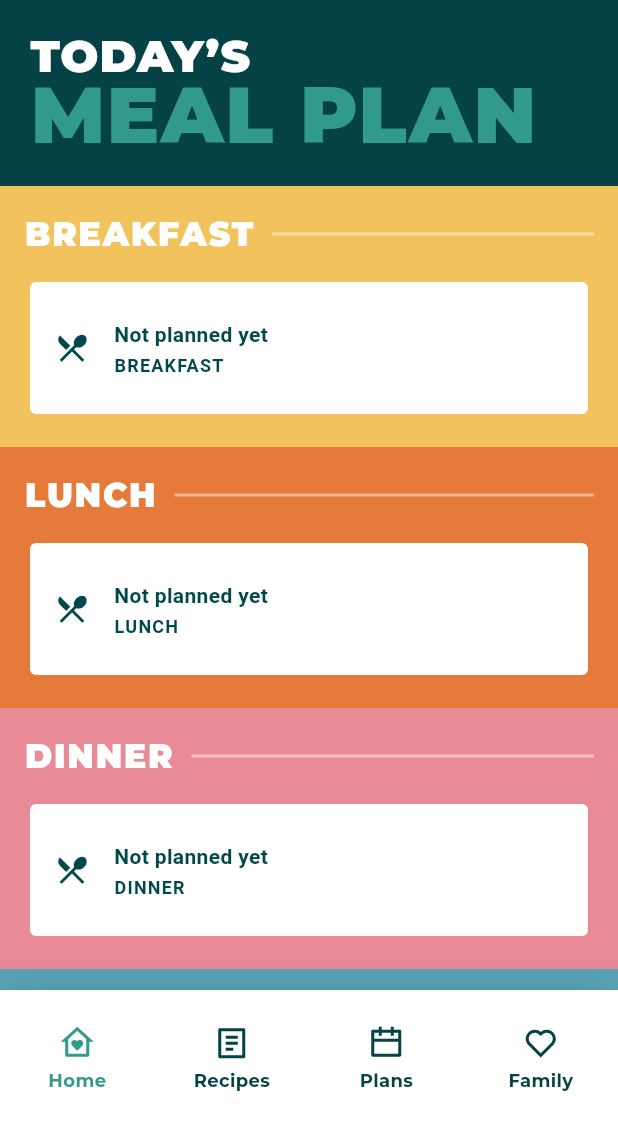
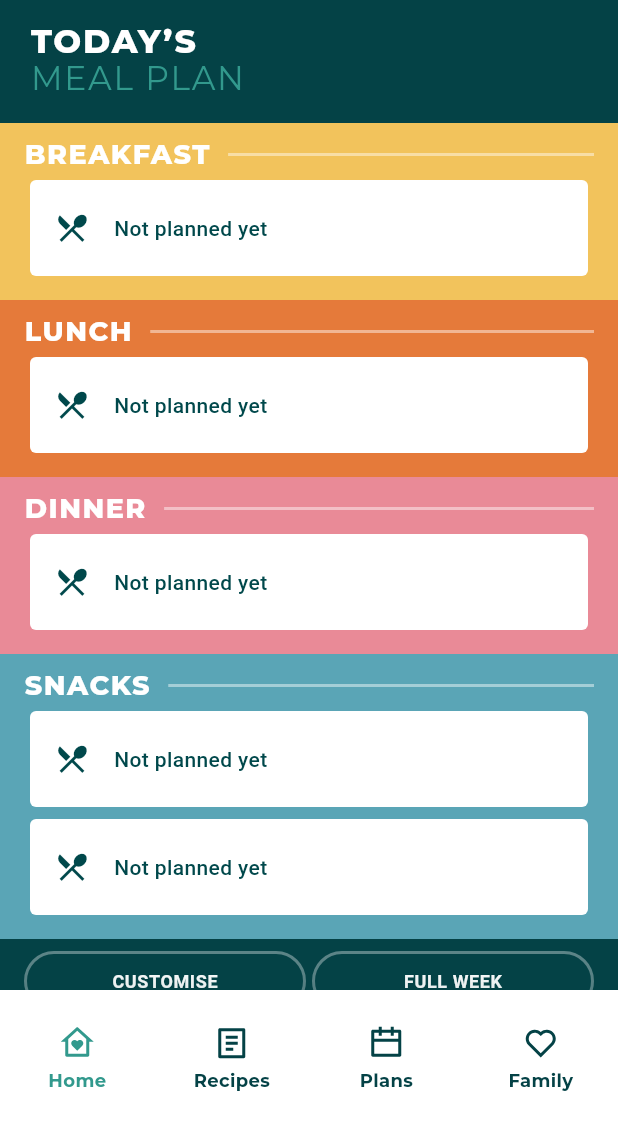
Before and after one commit to staygold/little_vegan_eats, a Flutter app: the AppShell screen opened by its route, on a phone screen of 412 x 824 dp, the part 108-1236 px from its top. Run offline on Flutter 3.47's test engine with Material 3 defaults, Android fonts, the phone set to English and light mode, and no system bars; our stand-ins replace cloud_firestore, dio, firebase_auth, firebase_core, flutter_svg, hive_flutter; accounts and stored records are empty; network calls fail; project files that could hold a hidden picture were left out.

Commit message:
Align meal plan UI with app theme

```diff
--- a/lib/meal_plan/widgets/today_meal_plan_section.dart
+++ b/lib/meal_plan/widgets/today_meal_plan_section.dart
@@ -1,6 +1,4 @@
 // lib/meal_plan/widgets/today_meal_plan_section.dart
-import 'dart:ui' show FontVariation;
-
 import 'package:flutter/material.dart';
 
 import '../../recipes/recipe_detail_screen.dart';
@@ -13,7 +11,10 @@ class TodayMealPlanSection extends StatelessWidget {
     required this.todayRaw,
     required this.recipes,
     required this.favoriteIds,
-    required this.onOpenMealPlan,
+
+    /// Optional: if null, no footer button bar renders (perfect for MealPlanScreen).
+    this.onOpenMealPlan,
+
     this.heroTopText = "TODAY’S",
     this.heroBottomText = "MEAL PLAN",
 
@@ -23,6 +24,7 @@ class TodayMealPlanSection extends StatelessWidget {
     this.onNoteSlot,
     this.onClearSlot,
 
+    /// Only shows when canSave == true AND onSaveChanges != null
     this.canSave = false,
     this.onSaveChanges,
   });
@@ -36,8 +38,8 @@ class TodayMealPlanSection extends StatelessWidget {
   /// Favorite IDs set (read-only)
   final Set<int> favoriteIds;
 
-  /// Called for both buttons (Customise / Full Week)
-  final VoidCallback onOpenMealPlan;
+  /// Called for footer buttons (Customise / Full Week) on Home only.
+  final VoidCallback? onOpenMealPlan;
 
   /// Hero text override (so week tabs can show "MONDAY", etc.)
   final String heroTopText;
@@ -59,6 +61,8 @@ class TodayMealPlanSection extends StatelessWidget {
       onClearSlot != null ||
       onSaveChanges != null;
 
+  bool get _showFooterButtons => onOpenMealPlan != null;
+
   // -----------------------------
   // THEME TOKENS (SSoT)
   // -----------------------------
@@ -72,28 +76,6 @@ class TodayMealPlanSection extends StatelessWidget {
 
   Color get _onDark => AppColors.white;
   Color get _primaryText => AppColors.textPrimary;
-
-  // -----------------------------
-  // VARIABLE FONT HELPERS
-  // -----------------------------
-  TextStyle _w(TextStyle base, double wght) {
-    return base.copyWith(
-      fontWeight: _toFontWeight(wght),
-      fontVariations: [FontVariation('wght', wght)],
-    );
-  }
-
-  FontWeight _toFontWeight(double wght) {
-    if (wght >= 900) return FontWeight.w900;
-    if (wght >= 800) return FontWeight.w800;
-    if (wght >= 700) return FontWeight.w700;
-    if (wght >= 600) return FontWeight.w600;
-    if (wght >= 500) return FontWeight.w500;
-    if (wght >= 400) return FontWeight.w400;
-    if (wght >= 300) return FontWeight.w300;
-    if (wght >= 200) return FontWeight.w200;
-    return FontWeight.w100;
-  }
 
   // -----------------------------
   // DATA HELPERS
@@ -110,7 +92,10 @@ class TodayMealPlanSection extends StatelessWidget {
   String _titleOf(Map<String, dynamic> r) {
     final t = r['title'];
     if (t is Map && t['rendered'] is String) {
-      final s = (t['rendered'] as String).trim();
+      final s = (t['rendered'] as String)
+          .replaceAll('&#038;', '&')
+          .replaceAll('&amp;', '&')
+          .trim();
       if (s.isNotEmpty) return s;
     }
     return 'Untitled';
@@ -166,20 +151,19 @@ class TodayMealPlanSection extends StatelessWidget {
   }) {
     final theme = Theme.of(context);
 
-    // Prefer theme tokens; only override what we need.
-    final baseHeading = theme.textTheme.titleLarge ??
-        const TextStyle(fontSize: 20, fontWeight: FontWeight.w900);
-
-    final headingStyle = _w(baseHeading, 900).copyWith(
+    final headingStyle = (theme.textTheme.titleLarge ?? const TextStyle()).copyWith(
   color: headingColor,
-      // keep the “band” look but don’t fight theme sizes
-      letterSpacing: 1.2,
+  fontSize: ((theme.textTheme.titleLarge?.fontSize) ?? 30) - 4, // slightly smaller than hero
+  fontWeight: FontWeight.w800,
+  fontVariations: const [FontVariation('wght', 800)],
+  letterSpacing: 1.0,
+  height: 1.0,
 );
 
     return Container(
       width: double.infinity,
       color: bg,
-      padding: const EdgeInsets.fromLTRB(AppSpace.s16, 18, AppSpace.s16, 18),
+      padding: const EdgeInsets.fromLTRB(AppSpace.s16, AppSpace.s12, AppSpace.s16, AppSpace.s12),
       child: Column(
         crossAxisAlignment: CrossAxisAlignment.start,
         children: [
@@ -195,7 +179,7 @@ class TodayMealPlanSection extends StatelessWidget {
               ),
             ],
           ),
-          const SizedBox(height: 14),
+          const SizedBox(height: AppSpace.s4),
           ...children,
         ],
       ),
@@ -259,39 +243,33 @@ class TodayMealPlanSection extends StatelessWidget {
   Widget _mealCard({
     required BuildContext context,
     required String slotKey,
-    required String slotLabel,
     required Map<String, dynamic>? entry,
     required Color titleColor,
   }) {
     final theme = Theme.of(context);
 
-    final baseTitle = theme.textTheme.titleMedium ?? const TextStyle(fontSize: 16);
-    final titleStyle = _w(baseTitle, 800).copyWith(
-      fontSize: 18,
+    // Recipe title: titleMedium (16 / w700) from theme
+    final titleStyle = (theme.textTheme.titleMedium ?? const TextStyle()).copyWith(
   color: titleColor,
+  height: 1.3,
+  fontWeight: FontWeight.w800,
+  fontVariations: const [FontVariation('wght', 800)],
 );
 
-    final baseBody = theme.textTheme.bodyMedium ?? const TextStyle(fontSize: 14);
-    final subtitleStyle = _w(baseBody, 600).copyWith(color: _primaryText);
-
-    final baseLabel = theme.textTheme.labelLarge ?? const TextStyle(fontSize: 12);
-    final slotStyle = _w(baseLabel, 700).copyWith(letterSpacing: 0.8);
+    // Supporting copy: bodyMedium (14 / w600) from theme
+    final bodyStyle = (theme.textTheme.bodyMedium ?? const TextStyle()).copyWith(
+      color: _primaryText,
+    );
 
     // NOTE entry
     final note = MealPlanEntryParser.entryNoteText(entry);
     if (note != null) {
-      final noteTitleBase = theme.textTheme.titleMedium ?? const TextStyle(fontSize: 16);
-      final noteTitleStyle = _w(noteTitleBase, 700).copyWith(color: _primaryText);
-
       return Card(
         clipBehavior: Clip.antiAlias,
         child: ListTile(
+          dense: true,
           leading: Icon(Icons.sticky_note_2_outlined, color: _primaryText),
-          title: Text(note, style: noteTitleStyle),
-          subtitle: Text(
-            slotLabel.toUpperCase(),
-            style: slotStyle.copyWith(color: _primaryText),
-          ),
+          title: Text(note, style: (theme.textTheme.titleMedium ?? const TextStyle())),
           trailing: _slotActions(context: context, slotKey: slotKey, hasEntry: true),
           onTap: _editable && onNoteSlot != null ? () => onNoteSlot!(slotKey) : null,
         ),
@@ -303,12 +281,9 @@ class TodayMealPlanSection extends StatelessWidget {
       return Card(
         clipBehavior: Clip.antiAlias,
         child: ListTile(
+          dense: true,
           leading: Icon(Icons.restaurant_menu, color: _primaryText),
-          title: Text('Not planned yet', style: subtitleStyle),
-          subtitle: Text(
-            slotLabel.toUpperCase(),
-            style: slotStyle.copyWith(color: _primaryText),
-          ),
+          title: Text('Not planned yet', style: bodyStyle),
           trailing: _slotActions(context: context, slotKey: slotKey, hasEntry: false),
         ),
       );
@@ -322,22 +297,21 @@ class TodayMealPlanSection extends StatelessWidget {
       return Card(
         clipBehavior: Clip.antiAlias,
         child: ListTile(
+          dense: true,
           leading: Icon(Icons.restaurant_menu, color: _primaryText),
-          title: Text('Recipe not found', style: subtitleStyle),
-          subtitle: Text(
-            slotLabel.toUpperCase(),
-            style: slotStyle.copyWith(color: _primaryText),
-          ),
+          title: Text('Recipe not found', style: bodyStyle),
           trailing: _slotActions(context: context, slotKey: slotKey, hasEntry: true),
         ),
       );
     }
 
-    final displayTitle = _titleOf(r).replaceAll('&#038;', '&').replaceAll('&amp;', '&');
+    final displayTitle = _titleOf(r);
     final thumb = _thumbOf(r);
     final fav = _isFavorited(rid);
 
     return Card(
+      // Override global r20 for this compact card (you asked for 12)
+      shape: const RoundedRectangleBorder(borderRadius: AppRadii.r12),
       clipBehavior: Clip.antiAlias,
       child: InkWell(
         onTap: rid == null
@@ -346,11 +320,11 @@ class TodayMealPlanSection extends StatelessWidget {
                   MaterialPageRoute(builder: (_) => RecipeDetailScreen(id: rid)),
                 ),
         child: SizedBox(
-          height: 92,
+          height: 74, // layout value
           child: Row(
             children: [
               SizedBox(
-                width: 112,
+                width: 88, // layout value
                 height: double.infinity,
                 child: thumb == null
                     ? Center(child: Icon(Icons.restaurant_menu, color: _primaryText))
@@ -366,17 +340,17 @@ class TodayMealPlanSection extends StatelessWidget {
                           ),
                           if (fav)
                             Positioned(
-                              top: 8,
-                              right: 8,
+                              top: 6,
+                              right: 6,
                               child: Container(
-                                padding: const EdgeInsets.all(6),
+                                padding: const EdgeInsets.all(5),
                                 decoration: BoxDecoration(
                                   color: Colors.white.withOpacity(0.9),
                                   shape: BoxShape.circle,
                                 ),
                                 child: const Icon(
                                   Icons.star_rounded,
-                                  size: 18,
+                                  size: 16,
                                   color: Colors.amber,
                                 ),
                               ),
@@ -386,24 +360,17 @@ class TodayMealPlanSection extends StatelessWidget {
               ),
               Expanded(
                 child: Padding(
-                  padding: const EdgeInsets.fromLTRB(AppSpace.s16, 14, 10, 14),
+                  padding: const EdgeInsets.fromLTRB(AppSpace.s12, AppSpace.s12, AppSpace.s12, AppSpace.s12),
                   child: Column(
-                    mainAxisSize: MainAxisSize.min,
+                    mainAxisAlignment: MainAxisAlignment.center,
                     crossAxisAlignment: CrossAxisAlignment.start,
-                    mainAxisAlignment: MainAxisAlignment.center,
                     children: [
                       Text(
                         displayTitle,
-                        maxLines: 1,
-                        overflow: TextOverflow.ellipsis,
+                        maxLines: 2,
+                        softWrap: true,
+                        overflow: TextOverflow.clip,
                         style: titleStyle,
-                      ),
-                      const SizedBox(height: AppSpace.s4),
-                      Text(
-                        slotLabel.toUpperCase(),
-                        maxLines: 1,
-                        overflow: TextOverflow.ellipsis,
-                        style: slotStyle.copyWith(color: _primaryText),
                       ),
                     ],
                   ),
@@ -421,50 +388,43 @@ class TodayMealPlanSection extends StatelessWidget {
   }
 
   Widget _buttonBar(BuildContext context) {
+    if (!_showFooterButtons) return const SizedBox.shrink();
     final theme = Theme.of(context);
 
-    final baseLabel = theme.textTheme.labelLarge ?? const TextStyle(fontSize: 12);
-    final btnTextStyle = _w(baseLabel, 800).copyWith(
-      letterSpacing: 0.8,
+    // labelLarge is already 12 / w700 / ls 0.8 in your theme
+    final btnTextStyle = (theme.textTheme.labelLarge ?? const TextStyle()).copyWith(
       color: _onDark,
     );
 
-    // Use Stadium here intentionally to keep the “hero CTA” look
     return Container(
       width: double.infinity,
       color: _heroBg,
-      padding: const EdgeInsets.fromLTRB(AppSpace.s16, AppSpace.s16, AppSpace.s16, AppSpace.s16),
+      padding: const EdgeInsets.fromLTRB(AppSpace.s16, AppSpace.s8, AppSpace.s16, AppSpace.s8),
       child: Row(
         children: [
           Expanded(
             child: SizedBox(
-              height: 54,
+              height: 40,
               child: OutlinedButton(
                 onPressed: onOpenMealPlan,
                 style: OutlinedButton.styleFrom(
                   foregroundColor: _onDark,
-                  side: BorderSide(
-                    color: _onDark.withOpacity(0.35),
-                    width: 2,
-                  ),
+                  side: BorderSide(color: _onDark.withOpacity(0.35), width: 2),
                   shape: const StadiumBorder(),
                 ),
                 child: Text('CUSTOMISE', style: btnTextStyle),
               ),
             ),
           ),
-          const SizedBox(width: AppSpace.s12),
+          const SizedBox(width: AppSpace.s4),
           Expanded(
             child: SizedBox(
-              height: 54,
+              height: 40,
               child: OutlinedButton(
                 onPressed: onOpenMealPlan,
                 style: OutlinedButton.styleFrom(
                   foregroundColor: _onDark,
-                  side: BorderSide(
-                    color: _onDark.withOpacity(0.35),
-                    width: 2,
-                  ),
+                  side: BorderSide(color: _onDark.withOpacity(0.35), width: 2),
                   shape: const StadiumBorder(),
                 ),
                 child: Text('FULL WEEK', style: btnTextStyle),
@@ -478,12 +438,11 @@ class TodayMealPlanSection extends StatelessWidget {
 
   Widget _saveBar(BuildContext context) {
     if (onSaveChanges == null) return const SizedBox.shrink();
+    if (!canSave) return const SizedBox.shrink();
 
     final theme = Theme.of(context);
-    final baseLabel = theme.textTheme.labelLarge ?? const TextStyle(fontSize: 12);
 
-    final btnTextStyle = _w(baseLabel, 900).copyWith(
-      letterSpacing: 0.8,
+    final btnTextStyle = (theme.textTheme.labelLarge ?? const TextStyle()).copyWith(
       color: AppColors.white,
     );
 
@@ -494,7 +453,7 @@ class TodayMealPlanSection extends StatelessWidget {
       child: SizedBox(
         height: 52,
         child: ElevatedButton(
-          onPressed: canSave ? () => onSaveChanges!.call() : null,
+          onPressed: () => onSaveChanges!.call(),
           style: ElevatedButton.styleFrom(
             backgroundColor: _heroAccent,
             shape: const StadiumBorder(),
@@ -507,6 +466,7 @@ class TodayMealPlanSection extends StatelessWidget {
 
   @override
   Widget build(BuildContext context) {
+    final theme = Theme.of(context);
     final parsed = _parsedBySlot();
 
     final breakfast = parsed['breakfast'];
@@ -515,36 +475,32 @@ class TodayMealPlanSection extends StatelessWidget {
     final snack1 = parsed['snack1'];
     final snack2 = parsed['snack2'];
 
-    // Use theme family, but keep your strong hero sizing
-    final heroTopStyle = TextStyle(
-      fontFamily: AppText.fontFamily,
-      fontSize: 30,
+    // ✅ Hero: use existing styles
+    final heroTopStyle = (theme.textTheme.titleLarge ?? const TextStyle()).copyWith(
   color: AppColors.white,
+  fontSize: ((theme.textTheme.titleLarge?.fontSize) ?? 28), // bigger
+  fontWeight: FontWeight.w800, // stronger
+  fontVariations: const [FontVariation('wght', 800)], // locks bold for Montserrat variable
+  letterSpacing: 1.2,
   height: 1.0,
-      letterSpacing: 0.6,
-      fontWeight: FontWeight.w900,
-      fontVariations: const [FontVariation('wght', 900)],
 );
 
-    final heroBottomStyle = TextStyle(
-      fontFamily: AppText.fontFamily,
-      fontSize: 52,
+    // Bottom line can stay as titleLarge too, just change colour
+    final heroBottomStyle = (theme.textTheme.titleLarge ?? const TextStyle()).copyWith(
       color: _heroAccent,
-      height: 1.0,
-      letterSpacing: 1.04,
-      fontWeight: FontWeight.w900,
-      fontVariations: const [FontVariation('wght', 900)],
+      letterSpacing: 1.2,
     );
 
     return Column(
       mainAxisSize: MainAxisSize.min,
       children: [
-        // ✅ HERO
         Container(
           width: double.infinity,
-          padding: const EdgeInsets.fromLTRB(20, 24, 16, 18),
+          padding: const EdgeInsets.fromLTRB(20, 16, 16, 16),
           color: _heroBg,
-          child: RichText(
+          child: heroBottomText.trim().isEmpty
+              ? Text(heroTopText, style: heroTopStyle)
+              : RichText(
                   text: TextSpan(
                     children: [
                       TextSpan(text: '$heroTopText\n', style: heroTopStyle),
@@ -554,7 +510,6 @@ class TodayMealPlanSection extends StatelessWidget {
                 ),
         ),
 
-        // ✅ BANDS (all colours now come from AppColors = SSoT)
         _buildBand(
           context: context,
           title: 'BREAKFAST',
@@ -564,7 +519,6 @@ class TodayMealPlanSection extends StatelessWidget {
             _mealCard(
               context: context,
               slotKey: 'breakfast',
-              slotLabel: 'breakfast',
               entry: breakfast,
               titleColor: _breakfastBg,
             ),
@@ -579,7 +533,6 @@ class TodayMealPlanSection extends StatelessWidget {
             _mealCard(
               context: context,
               slotKey: 'lunch',
-              slotLabel: 'lunch',
               entry: lunch,
               titleColor: _lunchBg,
             ),
@@ -594,7 +547,6 @@ class TodayMealPlanSection extends StatelessWidget {
             _mealCard(
               context: context,
               slotKey: 'dinner',
-              slotLabel: 'dinner',
               entry: dinner,
               titleColor: _dinnerBg,
             ),
@@ -609,25 +561,20 @@ class TodayMealPlanSection extends StatelessWidget {
             _mealCard(
               context: context,
               slotKey: 'snack1',
-              slotLabel: 'snack1',
               entry: snack1,
               titleColor: _snacksBg,
             ),
-            const SizedBox(height: 6),
+            const SizedBox(height: 0),
             _mealCard(
               context: context,
               slotKey: 'snack2',
-              slotLabel: 'snack2',
               entry: snack2,
               titleColor: _snacksBg,
             ),
           ],
         ),
 
-        // ✅ Buttons
         _buttonBar(context),
-
-        // ✅ Save changes (editable mode only)
         _saveBar(context),
       ],
     );
```
Also changed, not shown: lib/meal_plan/meal_plan_screen.dart (+92 -95 lines), lib/meal_plan/saved_meal_plan_detail_screen.dart (+177 -87 lines), lib/meal_plan/widgets/meal_slot_card.dart (+10 -5 lines), lib/theme/app_theme.dart (+11 -8 lines). Lines whose indentation alone changed are shown as unchanged.
